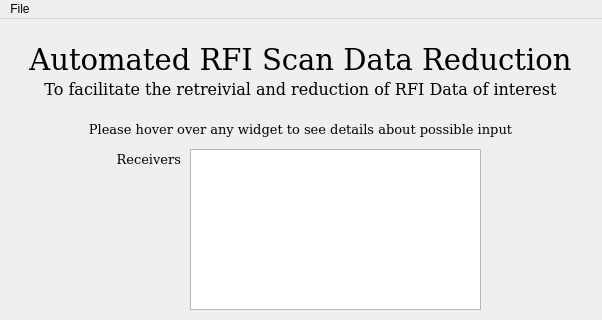
mahmoud-hallak/gbt-rfi-gui, file gbt_rfi_gui/RFI_GUI.ui: the form before one commit; both pictures show x 0 to 602 and y 0 to 320 of the 602 by 633 pixel window.
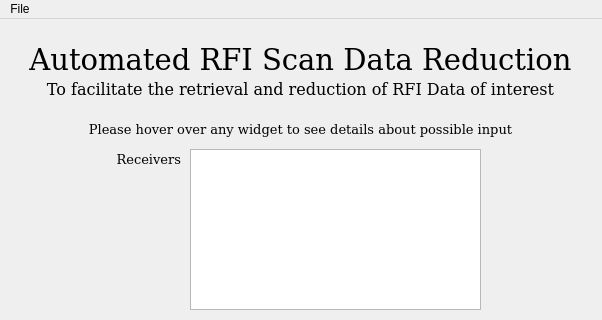
The form after the commit.

Commit message: Changes from Pedro, make the arrows a different color from teh plot lines and spelling check on the GUI

What changed in the file:
```diff
--- a/gbt_rfi_gui/RFI_GUI.ui
+++ b/gbt_rfi_gui/RFI_GUI.ui
@@ -31,7 +31,7 @@
      </font>
     </property>
     <property name="text">
-     <string>To facilitate the retreivial and reduction of RFI Data of interest</string>
+     <string>To facilitate the retrieval and reduction of RFI Data of interest</string>
     </property>
     <property name="alignment">
      <set>Qt::AlignCenter</set>
```
The commit also changes 1 other file.
